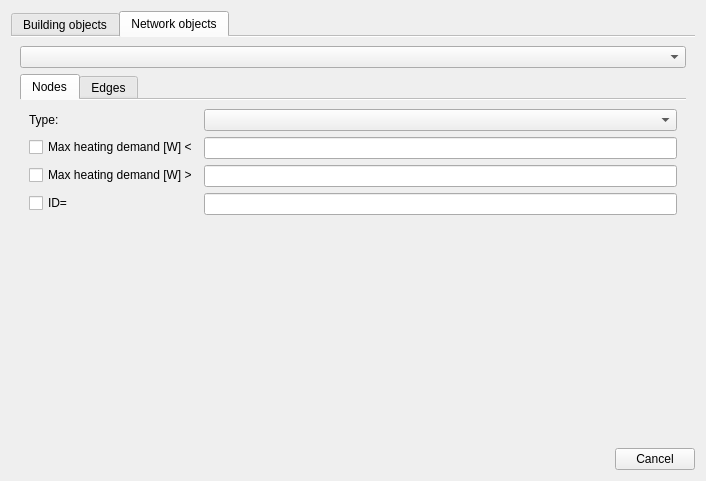
First picture: the form in SIM-VICUS/src/SVSmartSelectDialog.ui, repository ghorwin/SIM-VICUS, before the edit.
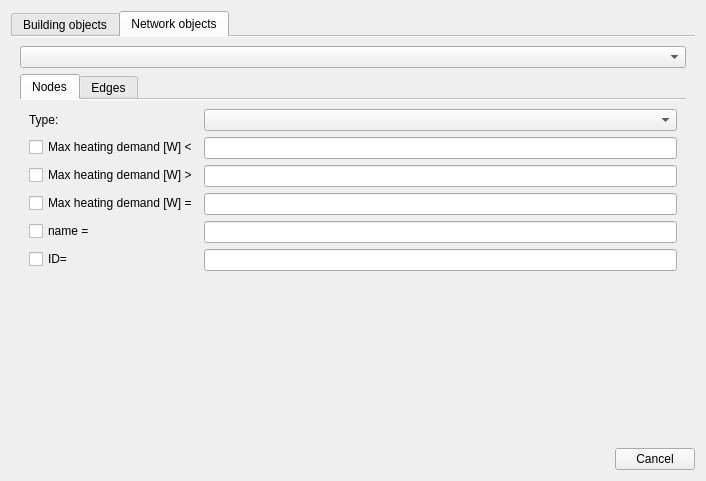
Second picture: the form after the edit. The open tabs and pages were chosen to show the change. Icons and pictures are not drawn. Custom widgets are drawn as their Qt base class.

Commit message: extend smart select dialog

The edit to the form file:
```diff
--- a/SIM-VICUS/src/SVSmartSelectDialog.ui
+++ b/SIM-VICUS/src/SVSmartSelectDialog.ui
@@ -164,7 +164,7 @@
            <item row="2" column="1">
             <widget class="QtExt::ValidatingLineEdit" name="lineEditMaxHeatingDemandAbove"/>
            </item>
-           <item row="4" column="1">
+           <item row="6" column="1">
             <spacer name="verticalSpacer">
              <property name="orientation">
               <enum>Qt::Vertical</enum>
@@ -177,16 +177,36 @@
              </property>
             </spacer>
            </item>
-           <item row="3" column="1">
+           <item row="5" column="1">
             <widget class="QtExt::ValidatingLineEdit" name="lineEditNodeId"/>
            </item>
-           <item row="3" column="0">
+           <item row="5" column="0">
             <widget class="QCheckBox" name="checkBoxNodeId">
              <property name="text">
               <string>ID=</string>
              </property>
             </widget>
            </item>
+           <item row="3" column="0">
+            <widget class="QCheckBox" name="checkBoxMaxHeatingDemandEqualTo">
+             <property name="text">
+              <string>Max heating demand [W] =</string>
+             </property>
+            </widget>
+           </item>
+           <item row="3" column="1">
+            <widget class="QtExt::ValidatingLineEdit" name="lineEditMaxHeatingDemandEqualTo"/>
+           </item>
+           <item row="4" column="0">
+            <widget class="QCheckBox" name="checkBoxNodeDisplayName">
+             <property name="text">
+              <string>name =</string>
+             </property>
+            </widget>
+           </item>
+           <item row="4" column="1">
+            <widget class="QLineEdit" name="lineEditNodeDisplayName"/>
+           </item>
           </layout>
          </widget>
          <widget class="QWidget" name="tabEdges">
```
Left out of the diff: 2 changed lines with no effect on the pictures. The commit also changes 2 other files.
